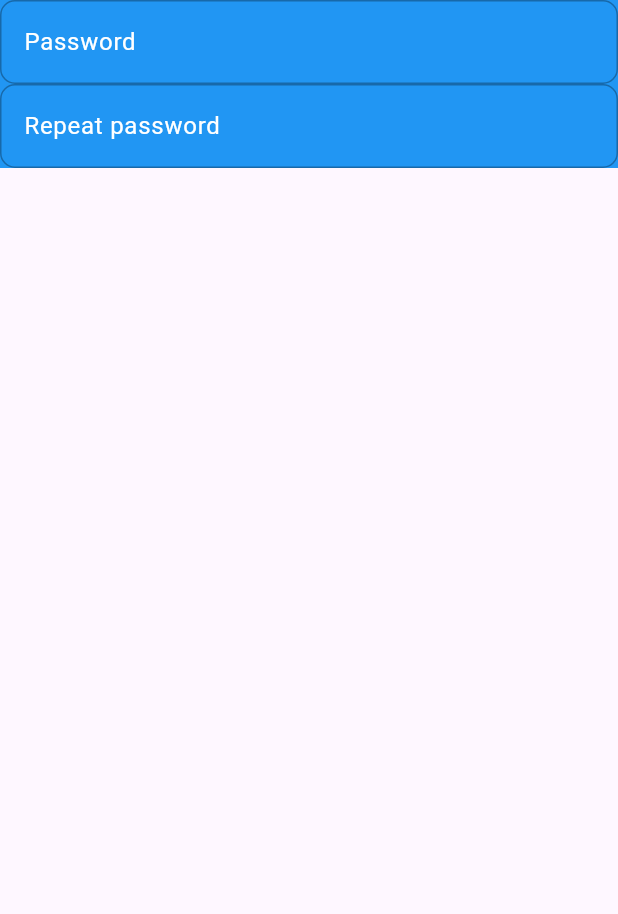
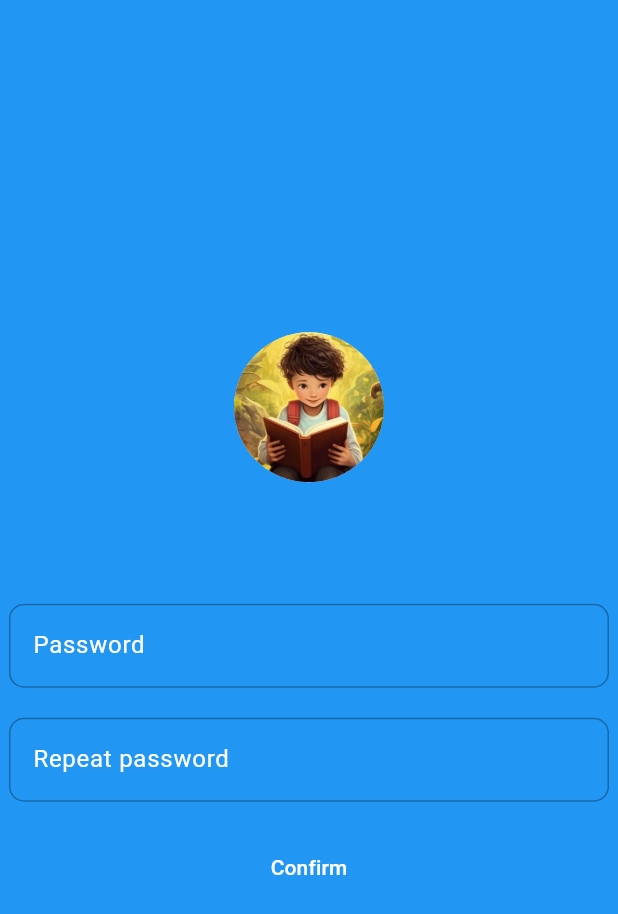
Before and after one commit to josephcavanna/personal_blog_v2, a Flutter app: the ResetPassword screen opened by its route, on a phone screen of 412 x 824 dp. Shown: the top 914 px of the screen. Run offline on Flutter 3.47's test engine with Material 3 defaults, Android fonts, the light colour scheme and no system bars; our stand-ins replace font_awesome_flutter, supabase_flutter, url_strategy; accounts and stored records are empty.

Commit message:
minor updates

```diff
--- a/lib/components/about_content.dart
+++ b/lib/components/about_content.dart
@@ -1,6 +1,5 @@
 import 'package:flutter/material.dart';
 import 'package:personal_blog_v2/constants.dart';
-import 'package:personal_blog_v2/screens/reset_password.dart';
 
 class AboutContent extends StatelessWidget {
   const AboutContent({Key? key}) : super(key: key);
--- /dev/null
+++ b/lib/methods/auth.dart
@@ -0,0 +1,15 @@
+import 'package:supabase_flutter/supabase_flutter.dart';
+
+final supabase = Supabase.instance.client;
+
+class Auth {
+  updatePassword(String password) async {
+    final response =
+        await supabase.auth.updateUser(UserAttributes(password: password));
+        return response;
+  }
+
+  currentUserEmail() {
+    return supabase.auth.currentUser?.email;
+  }
+}
--- a/lib/screens/home_page.dart
+++ b/lib/screens/home_page.dart
@@ -5,6 +5,7 @@ import '../responsive_content/desktop_content.dart';
 import '../responsive_content/tablet_content.dart';
 
 class HomePage extends StatefulWidget {
+  static const String id = '/home';
   const HomePage({Key? key}) : super(key: key);
 
   @override
--- a/lib/screens/reset_password.dart
+++ b/lib/screens/reset_password.dart
@@ -1,7 +1,8 @@
 import 'package:flutter/material.dart';
+import '../methods/auth.dart';
 
 class ResetPassword extends StatefulWidget {
-  static const String id = '/reset-password';
+  static const String id = '/update_password';
   const ResetPassword({Key? key}) : super(key: key);
 
   @override
@@ -11,6 +12,7 @@ class ResetPassword extends StatefulWidget {
 class _ResetPasswordState extends State<ResetPassword> {
   TextEditingController repeatPasswordController = TextEditingController();
   TextEditingController passwordController = TextEditingController();
+  final auth = Auth();
 
   Widget formField(String labelText, TextEditingController controller) {
     return TextField(
@@ -38,15 +40,64 @@ class _ResetPasswordState extends State<ResetPassword> {
 
   @override
   Widget build(BuildContext context) {
-    return Material(
-      child: SingleChildScrollView(
-        child: Container(
-          color: Colors.blue,
-          child: Column(
-            children: [
-              formField('Password', passwordController),
-              formField('Repeat password', repeatPasswordController),
-            ],
+    final email = auth.currentUserEmail();
+    return Scaffold(
+      backgroundColor: Colors.blue,
+      body: Center(
+        child: Form(
+          child: SizedBox(
+            width: 400,
+            child: Column(
+              crossAxisAlignment: CrossAxisAlignment.center,
+              mainAxisAlignment: MainAxisAlignment.center,
+              children: [
+                CircleAvatar(
+                  radius: 50,
+                  backgroundImage: const AssetImage('images/appstore.jpg'),
+                ),
+                SizedBox(
+                  height: 20,
+                ),
+                Text(
+                  email ?? 'Bedtime Story AI - Password reset',
+                  style: TextStyle(
+                    color: Colors.white,
+                    fontSize: 14,
+                  ),
+                ),
+                SizedBox(
+                  height: 40,
+                ),
+                formField('Password', passwordController),
+                SizedBox(
+                  height: 20,
+                ),
+                formField('Repeat password', repeatPasswordController),
+                SizedBox(
+                  height: 20,
+                ),
+                MaterialButton(
+                  onPressed: () {
+                    if (passwordController.text ==
+                        repeatPasswordController.text) {
+                      // Update password
+                      auth.updatePassword(passwordController.text);
+                    } else {
+                      showAboutDialog(
+                        context: context,
+                        children: const [
+                          Text('Passwords do not match'),
+                        ],
+                      );
+                    }
+                  },
+                  child: const Text(
+                    'Confirm',
+                    style: TextStyle(color: Colors.white),
+                  ),
+                ),
+              ],
+            ),
           ),
         ),
       ),
--- a/pubspec.yaml
+++ b/pubspec.yaml
@@ -30,6 +30,7 @@ dependencies:
   # Use with the CupertinoIcons class for iOS style icons.
   cupertino_icons: ^1.0.2
   url_strategy: ^0.2.0
+  supabase_flutter: ^2.3.2
 
 dev_dependencies:
   flutter_test:
```
Also changed, not shown: lib/main.dart (+18 -1 lines), pubspec.lock, 1 other file.
